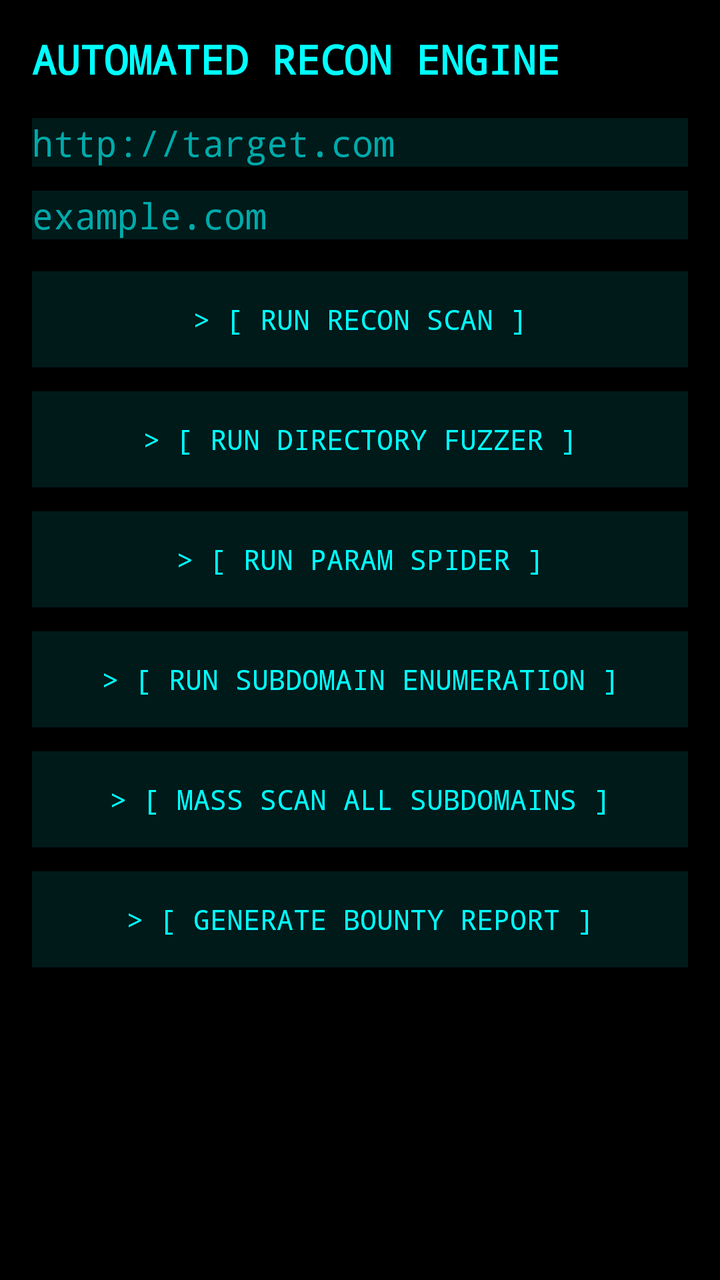
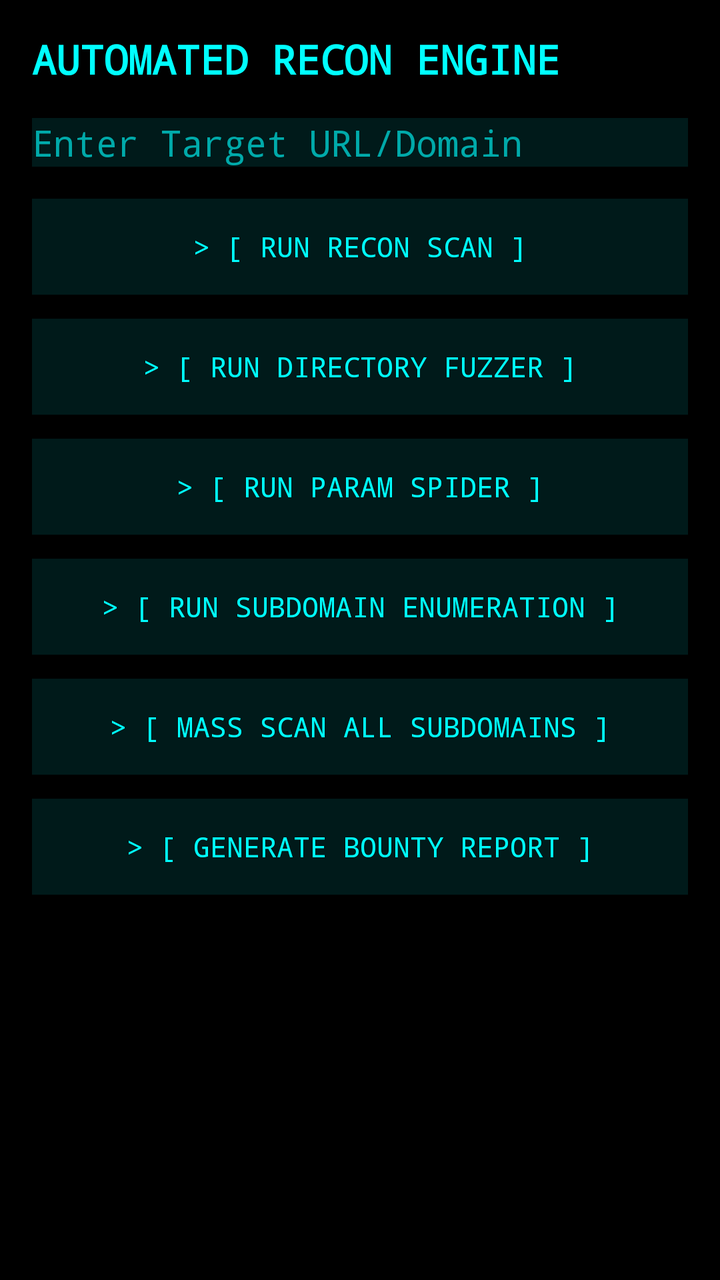

Before-and-after screenshots of an Android layout around one commit, followed by the original layout XML and the change that was made.
<!-- AndroidManifest.xml: application theme Theme.AppCompat -->
<!-- res/layout/activity_recon.xml -->
<?xml version="1.0" encoding="utf-8"?>
<LinearLayout xmlns:android="http://schemas.android.com/apk/res/android"
    android:layout_width="match_parent"
    android:layout_height="match_parent"
    android:background="#000000"
    android:orientation="vertical"
    android:padding="16dp">

    <TextView
        android:layout_width="match_parent"
        android:layout_height="wrap_content"
        android:fontFamily="monospace"
        android:text="AUTOMATED RECON ENGINE"
        android:textColor="#00FFFF"
        android:textSize="20sp"
        android:textStyle="bold" />

    <EditText
        android:id="@+id/urlInput"
        android:layout_width="match_parent"
        android:layout_height="wrap_content"
        android:layout_marginTop="16dp"
        android:background="#001a1a"
        android:fontFamily="monospace"
        android:hint="http://target.com"
        android:inputType="textUri"
        android:textColor="#00FFFF"
        android:textColorHint="#00AAAA" />

    <EditText
        android:id="@+id/domainInput"
        android:layout_width="match_parent"
        android:layout_height="wrap_content"
        android:layout_marginTop="12dp"
        android:background="#001a1a"
        android:fontFamily="monospace"
        android:hint="example.com"
        android:inputType="text"
        android:textColor="#00FFFF"
        android:textColorHint="#00AAAA" />

    <Button
        android:id="@+id/runButton"
        android:layout_width="match_parent"
        android:layout_height="wrap_content"
        android:layout_marginTop="16dp"
        android:background="#001a1a"
        android:fontFamily="monospace"
        android:text="> [ RUN RECON SCAN ]"
        android:textColor="#00FFFF" />

    <Button
        android:id="@+id/fuzzButton"
        android:layout_width="match_parent"
        android:layout_height="wrap_content"
        android:layout_marginTop="12dp"
        android:background="#001a1a"
        android:fontFamily="monospace"
        android:text="> [ RUN DIRECTORY FUZZER ]"
        android:textColor="#00FFFF" />

    <Button
        android:id="@+id/paramButton"
        android:layout_width="match_parent"
        android:layout_height="wrap_content"
        android:layout_marginTop="12dp"
        android:background="#001a1a"
        android:fontFamily="monospace"
        android:text="> [ RUN PARAM SPIDER ]"
        android:textColor="#00FFFF" />

    <Button
        android:id="@+id/subdomainButton"
        android:layout_width="match_parent"
        android:layout_height="wrap_content"
        android:layout_marginTop="12dp"
        android:background="#001a1a"
        android:fontFamily="monospace"
        android:text="> [ RUN SUBDOMAIN ENUMERATION ]"
        android:textColor="#00FFFF" />

    <Button
        android:id="@+id/massScanButton"
        android:layout_width="match_parent"
        android:layout_height="wrap_content"
        android:layout_marginTop="12dp"
        android:background="#001a1a"
        android:fontFamily="monospace"
        android:text="> [ MASS SCAN ALL SUBDOMAINS ]"
        android:textColor="#00FFFF" />

    <Button
        android:id="@+id/reportButton"
        android:layout_width="match_parent"
        android:layout_height="wrap_content"
        android:layout_marginTop="12dp"
        android:background="#001a1a"
        android:fontFamily="monospace"
        android:text="> [ GENERATE BOUNTY REPORT ]"
        android:textColor="#00FFFF" />

    <ProgressBar
        android:id="@+id/progressBar"
        style="?android:attr/progressBarStyleLarge"
        android:layout_width="wrap_content"
        android:layout_height="wrap_content"
        android:layout_gravity="center"
        android:layout_marginTop="16dp"
        android:visibility="gone" />

    <ScrollView
        android:layout_width="match_parent"
        android:layout_height="0dp"
        android:layout_marginTop="12dp"
        android:layout_weight="1">

        <TextView
            android:id="@+id/reportText"
            android:layout_width="match_parent"
            android:layout_height="wrap_content"
            android:fontFamily="monospace"
            android:textColor="#00FFAA"
            android:textSize="14sp" />
    </ScrollView>
</LinearLayout>
<!-- resources referenced by this layout -->
<resources>

</resources>

<!-- the commit's change to res/layout/activity_recon.xml (unified diff, before → after) -->
@@ -22,20 +22,8 @@
         android:layout_marginTop="16dp"
         android:background="#001a1a"
         android:fontFamily="monospace"
-        android:hint="http://target.com"
+        android:hint="Enter Target URL/Domain"
         android:inputType="textUri"
-        android:textColor="#00FFFF"
-        android:textColorHint="#00AAAA" />
-
-    <EditText
-        android:id="@+id/domainInput"
-        android:layout_width="match_parent"
-        android:layout_height="wrap_content"
-        android:layout_marginTop="12dp"
-        android:background="#001a1a"
-        android:fontFamily="monospace"
-        android:hint="example.com"
-        android:inputType="text"
         android:textColor="#00FFFF"
         android:textColorHint="#00AAAA" />
 
